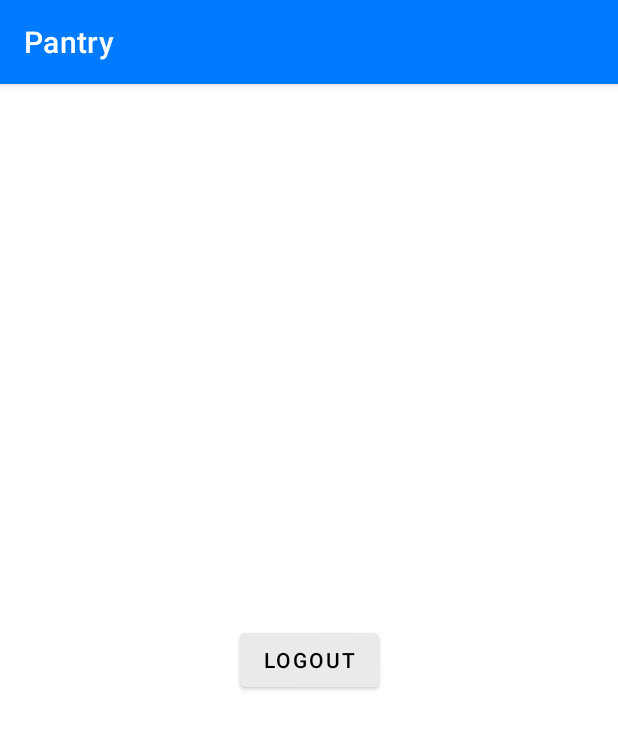
After one commit to zancheema/pantry, an Android app: the HomeActivity screen opened directly, with no data from a screen before it, on a phone screen of 412 x 824 dp. The commit adds this screen. Shown: the top 729 px of the screen. Run offline under Robolectric (Android 15) with nearby library versions, the phone set to English and light mode, and no system bars.

Commit message:
implemented conditional navigation

```diff
--- a/frontend-pantry-android/app/src/main/java/com/zancheema/android/pantry/common/AuthTokenProvider.kt
+++ b/frontend-pantry-android/app/src/main/java/com/zancheema/android/pantry/common/AuthTokenProvider.kt
@@ -4,4 +4,6 @@ interface AuthTokenProvider {
     fun saveAccessToken(accessToken: String)
 
     fun getAccessToken(): String
+
+    fun deleteAccessToken()
 }
--- a/frontend-pantry-android/app/src/main/java/com/zancheema/android/pantry/common/SharedPreferencesAuthTokenProvider.kt
+++ b/frontend-pantry-android/app/src/main/java/com/zancheema/android/pantry/common/SharedPreferencesAuthTokenProvider.kt
@@ -18,4 +18,10 @@ class SharedPreferencesAuthTokenProvider(context: Context, filename: String) : A
     override fun getAccessToken(): String {
         return sharedPreferences.getString(KEY_ACCESS_TOKEN, "") ?: ""
     }
+
+    override fun deleteAccessToken() {
+        sharedPreferences.edit()
+            .remove(KEY_ACCESS_TOKEN)
+            .apply()
+    }
 }
--- /dev/null
+++ b/frontend-pantry-android/app/src/main/java/com/zancheema/android/pantry/ui/home/HomeActivity.kt
@@ -0,0 +1,29 @@
+package com.zancheema.android.pantry.ui.home
+
+import android.os.Bundle
+import android.view.View
+import android.widget.Button
+import androidx.appcompat.app.AppCompatActivity
+import com.zancheema.android.pantry.PantryApplication
+import com.zancheema.android.pantry.R
+import com.zancheema.android.pantry.container.AuthenticationProvider
+
+class HomeActivity : AppCompatActivity() {
+    private lateinit var btnLogout: Button
+    private lateinit var authenticationProvider: AuthenticationProvider
+
+    override fun onCreate(savedInstanceState: Bundle?) {
+        super.onCreate(savedInstanceState)
+        setContentView(R.layout.activity_home)
+
+        btnLogout = findViewById(R.id.buttonLogout)
+        btnLogout.setOnClickListener(this::onLogout)
+
+        authenticationProvider =
+            (application as PantryApplication).appContainer.authenticationProvider
+    }
+
+    private fun onLogout(view: View) {
+        authenticationProvider.onLogout()
+    }
+}
--- a/frontend-pantry-android/app/src/main/java/com/zancheema/android/pantry/ui/login/LoginActivity.kt
+++ b/frontend-pantry-android/app/src/main/java/com/zancheema/android/pantry/ui/login/LoginActivity.kt
@@ -7,6 +7,7 @@ import android.widget.Button
 import android.widget.EditText
 import android.widget.TextView
 import androidx.appcompat.app.AppCompatActivity
+import com.zancheema.android.pantry.PantryApplication
 import com.zancheema.android.pantry.R
 import com.zancheema.android.pantry.common.anyBlank
 import com.zancheema.android.pantry.common.showSnackbar
@@ -31,7 +32,8 @@ class LoginActivity : AppCompatActivity() {
         btnLogin = findViewById(R.id.buttonLogin)
         tvSignup = findViewById(R.id.textViewSignup)
 
-        loginViewController = LoginViewController(this)
+        val container = (application as PantryApplication).appContainer
+        loginViewController = LoginViewController(container.retrofit, container.authenticationProvider)
 
         btnLogin.setOnClickListener(this::onLogin);
         tvSignup.setOnClickListener(this::onSignup);
--- a/frontend-pantry-android/app/src/main/java/com/zancheema/android/pantry/ui/signup/SignUpActivity.kt
+++ b/frontend-pantry-android/app/src/main/java/com/zancheema/android/pantry/ui/signup/SignUpActivity.kt
@@ -6,6 +6,7 @@ import android.widget.Button
 import android.widget.EditText
 import android.widget.TextView
 import androidx.appcompat.app.AppCompatActivity
+import com.zancheema.android.pantry.PantryApplication
 import com.zancheema.android.pantry.R
 import com.zancheema.android.pantry.common.anyBlank
 import com.zancheema.android.pantry.common.showSnackbar
@@ -19,7 +20,7 @@ class SignUpActivity : AppCompatActivity() {
     private lateinit var btnSignup: Button
     private lateinit var tvLogin: TextView
 
-    private val signUpViewController = SignUpViewController()
+    private lateinit var signUpViewController: SignUpViewController
 
     override fun onCreate(savedInstanceState: Bundle?) {
         super.onCreate(savedInstanceState)
@@ -30,6 +31,9 @@ class SignUpActivity : AppCompatActivity() {
         etConfirmPassword = findViewById(R.id.editTextConfirmPassword)
         btnSignup = findViewById(R.id.buttonSignup)
         tvLogin = findViewById(R.id.textViewLogin)
+
+        val container = (application as PantryApplication).appContainer
+        signUpViewController = SignUpViewController(container.retrofit)
 
         btnSignup.setOnClickListener(this::onSignup);
         tvLogin.setOnClickListener(this::onLogin);
--- /dev/null
+++ b/frontend-pantry-android/app/src/main/res/layout/activity_home.xml
@@ -0,0 +1,20 @@
+<?xml version="1.0" encoding="utf-8"?>
+<androidx.constraintlayout.widget.ConstraintLayout xmlns:android="http://schemas.android.com/apk/res/android"
+    xmlns:app="http://schemas.android.com/apk/res-auto"
+    xmlns:tools="http://schemas.android.com/tools"
+    android:layout_width="match_parent"
+    android:layout_height="match_parent"
+    tools:context=".ui.home.HomeActivity">
+
+    <Button
+        android:backgroundTint="@color/secondary"
+        android:textColor="@color/black"
+        android:id="@+id/buttonLogout"
+        android:layout_width="wrap_content"
+        android:layout_height="wrap_content"
+        android:text="@string/logout"
+        app:layout_constraintBottom_toBottomOf="parent"
+        app:layout_constraintEnd_toEndOf="parent"
+        app:layout_constraintStart_toStartOf="parent"
+        app:layout_constraintTop_toTopOf="parent" />
+</androidx.constraintlayout.widget.ConstraintLayout>
--- a/frontend-pantry-android/app/src/main/res/values/colors.xml
+++ b/frontend-pantry-android/app/src/main/res/values/colors.xml
@@ -8,5 +8,5 @@
     <color name="black">#FF000000</color>
     <color name="white">#FFFFFFFF</color>
     <color name="primary">#007bff</color>
-    <color name="secondary">#6c757d</color>
+    <color name="secondary">#EAEAEA</color>
 </resources>
--- a/frontend-pantry-android/app/src/main/res/values/strings.xml
+++ b/frontend-pantry-android/app/src/main/res/values/strings.xml
@@ -8,4 +8,5 @@
     <string name="not_signedup">Not signed up already?</string>
     <string name="already_signedup">Already signed up?</string>
     <string name="preference_file_key">com.zancheema.android.pantry.$shrd-prf</string>
+    <string name="logout">Logout</string>
 </resources>
--- a/frontend-pantry-android/app/src/main/res/values/themes.xml
+++ b/frontend-pantry-android/app/src/main/res/values/themes.xml
@@ -8,7 +8,7 @@
         <!-- Secondary brand color. -->
         <item name="colorSecondary">@color/secondary</item>
         <item name="colorSecondaryVariant">#5F676E</item>
-        <item name="colorOnSecondary">@color/white</item>
+        <item name="colorOnSecondary">@color/black</item>
         <!-- Status bar color. -->
         <item name="android:statusBarColor" tools:targetApi="l">?attr/colorPrimaryVariant</item>
         <!-- Customize your theme here. -->
```
Also changed, not shown: frontend-pantry-android/app/src/main/AndroidManifest.xml (+8 -4 lines), frontend-pantry-android/app/src/main/java/com/zancheema/android/pantry/MainActivity.kt (+25 -7 lines), frontend-pantry-android/app/src/main/java/com/zancheema/android/pantry/PantryApplication.kt (added, +13 -0 lines), frontend-pantry-android/app/src/main/java/com/zancheema/android/pantry/container/AppContainer.kt (added, +18 -0 lines), frontend-pantry-android/app/src/main/java/com/zancheema/android/pantry/container/AuthenticationProvider.kt (added, +36 -0 lines), frontend-pantry-android/app/src/main/java/com/zancheema/android/pantry/remote/RetrofitClient.kt (+15 -1 lines), frontend-pantry-android/app/src/main/java/com/zancheema/android/pantry/ui/login/LoginViewController.kt (+9 -10 lines), frontend-pantry-android/app/src/main/java/com/zancheema/android/pantry/ui/signup/SignUpViewController.kt (+5 -3 lines).
